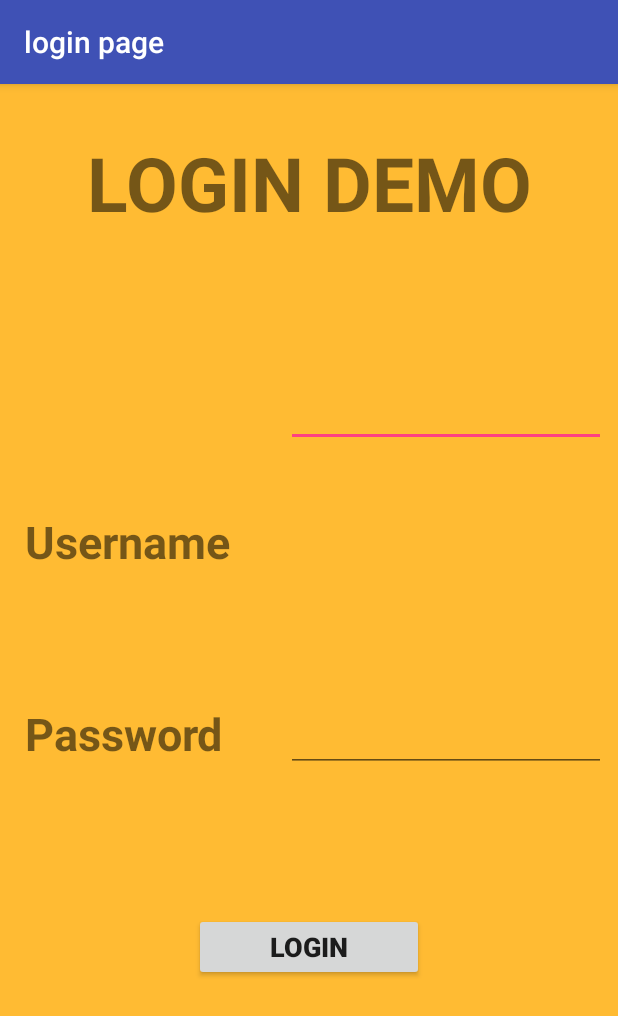
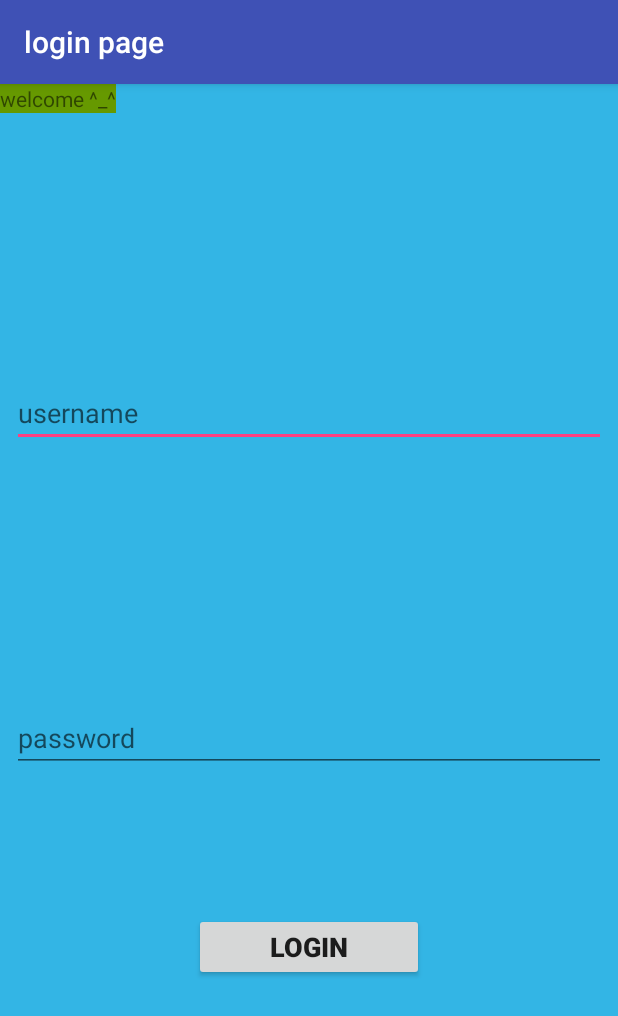
Before and after one commit to anupmrzn/loginpage, an Android app: the screen it shows after launch (MainActivity), on a phone screen of 412 x 824 dp. Shown: the top 1016 px of the screen. Run offline under Robolectric (Android 15) with nearby library versions, the phone set to English and light mode, and no system bars.

Commit message:
first commit

```diff
--- a/AndroidStudioProjects/loginpage/app/src/main/java/com/example/user/loginpage/MainActivity.java
+++ b/AndroidStudioProjects/loginpage/app/src/main/java/com/example/user/loginpage/MainActivity.java
@@ -5,14 +5,15 @@ import android.os.Bundle;
 import android.view.View;
 import android.widget.Button;
 import android.widget.EditText;
-import android.widget.TextView;
+import android.widget.Toast;
 
 public class MainActivity extends AppCompatActivity {
     EditText username;
     EditText password;
-    TextView textView;
-    TextView textView2;
-    TextView textView3;
+
+    private String etusername;
+    private String etpassword;
+
     Button login;
 
 
@@ -20,17 +21,44 @@ public class MainActivity extends AppCompatActivity {
     protected void onCreate(Bundle savedInstanceState) {
         super.onCreate(savedInstanceState);
         setContentView(R.layout.activity_main);
-        username = (EditText)findViewById(R.id.username);
-        password = (EditText)findViewById(R.id.password);
-        login = (Button)findViewById(R.id.login);
-        login.setOnClickListener(View );
-        textView = (TextView)findViewById(R.id.textView);
-        textView2 = (TextView)findViewById(R.id.textView2);
-        textView3 = (TextView)findViewById(R.id,textView3);
-    }
-    public void setLogin(){
-        username = username.getText().toString().trim();
-        password = password.getText().toString().trim();
+        EditText editTextUserName = (EditText) findViewById(R.id.user);
+        etusername = editTextUserName.getText().toString();
+        EditText editTextPassword = (EditText)findViewById(R.id.pass);
+        etpassword = editTextPassword.getText().toString();
+        login = (Button) findViewById(R.id.Lo);
+
+        login.setOnClickListener(new View.OnClickListener() {
+            @Override
+            public void onClick(View view) {
+                setLogin();
+            }
+        });
+
+
 
     }
+
+    public void setLogin() {
+        etusername = username.getText().toString().trim();
+        etpassword = password.getText().toString().trim();
+        if (!validate()){
+            Toast.makeText(this,"Invalid Name",Toast.LENGTH_SHORT).show();
+        }else{
+            onSignupSuccess();
+        }
+
+
+    }
+    public boolean validate(){
+        boolean valid = true;
+        if (etpassword.isEmpty() || etusername.isEmpty()) {
+            Toast.makeText(this, "Invalid Name", Toast.LENGTH_SHORT).show();
+            valid = false;
+        }
+        return valid;
+
+    }
+    public void onSignupSuccess(){
+        //TODO WHAT WILL GO AFTER SIGHNUP
+    }
 }
--- a/AndroidStudioProjects/loginpage/app/src/main/res/layout/activity_main.xml
+++ b/AndroidStudioProjects/loginpage/app/src/main/res/layout/activity_main.xml
@@ -4,21 +4,22 @@
     xmlns:tools="http://schemas.android.com/tools"
     android:layout_width="match_parent"
     android:layout_height="match_parent"
-    android:background="@android:color/holo_orange_light"
+    android:background="@android:color/holo_blue_light"
+
     tools:context="com.example.user.loginpage.MainActivity">
 
 
     <EditText
-        android:id="@+id/username"
-        android:layout_width="wrap_content"
+        android:id="@+id/user"
+        android:layout_width="0dp"
         android:layout_height="wrap_content"
         android:layout_marginBottom="8dp"
         android:layout_marginEnd="8dp"
         android:layout_marginStart="8dp"
         android:layout_marginTop="172dp"
         android:ems="10"
+        android:hint="@string/hello"
         android:inputType="textPersonName"
-        android:visibility="visible"
         app:layout_constraintBottom_toBottomOf="parent"
         app:layout_constraintEnd_toEndOf="parent"
         app:layout_constraintHorizontal_bias="1.0"
@@ -27,14 +28,15 @@
         app:layout_constraintVertical_bias="0.045" />
 
     <EditText
-        android:id="@+id/password"
-        android:layout_width="wrap_content"
+        android:id="@+id/pass"
+        android:layout_width="0dp"
         android:layout_height="wrap_content"
         android:layout_marginBottom="8dp"
         android:layout_marginEnd="8dp"
         android:layout_marginStart="8dp"
         android:layout_marginTop="8dp"
         android:ems="10"
+        android:hint="password"
         android:inputType="textPassword"
         android:visibility="visible"
         app:layout_constraintBottom_toBottomOf="parent"
@@ -44,47 +46,8 @@
         app:layout_constraintTop_toTopOf="parent"
         app:layout_constraintVertical_bias="0.574" />
 
-    <TextView
-        android:id="@+id/textView"
-        android:layout_width="140dp"
-        android:layout_height="42dp"
-        android:layout_marginBottom="8dp"
-        android:layout_marginEnd="8dp"
-        android:layout_marginStart="8dp"
-        android:layout_marginTop="8dp"
-        android:text="Username"
-        android:textSize="30sp"
-        android:textStyle="bold"
-        android:visibility="visible"
-        app:layout_constraintBottom_toBottomOf="parent"
-        app:layout_constraintEnd_toEndOf="parent"
-        app:layout_constraintHorizontal_bias="0.035"
-        app:layout_constraintStart_toStartOf="parent"
-        app:layout_constraintTop_toTopOf="parent"
-        app:layout_constraintVertical_bias="0.39" />
-
-    <TextView
-        android:id="@+id/textView2"
-        android:layout_width="136dp"
-        android:layout_height="45dp"
-        android:layout_marginBottom="8dp"
-        android:layout_marginEnd="8dp"
-        android:layout_marginStart="8dp"
-        android:layout_marginTop="8dp"
-        android:text="Password"
-        android:textSize="30sp"
-        android:textStyle="bold"
-        android:visibility="visible"
-        app:layout_constraintBottom_toBottomOf="parent"
-        app:layout_constraintEnd_toEndOf="parent"
-        app:layout_constraintHorizontal_bias="0.034"
-        app:layout_constraintStart_toStartOf="parent"
-        app:layout_constraintTop_toTopOf="parent"
-        app:layout_constraintVertical_bias="0.573"
-        tools:textColorLink="@android:color/background_dark" />
-
     <Button
-        android:id="@+id/login"
+        android:id="@+id/Lo"
         android:layout_width="153dp"
         android:layout_height="45dp"
         android:layout_marginBottom="8dp"
@@ -103,22 +66,13 @@
         tools:background="@android:color/holo_blue_dark" />
 
     <TextView
-        android:id="@+id/textView3"
-        android:layout_width="359dp"
-        android:layout_height="111dp"
-        android:layout_marginBottom="8dp"
-        android:layout_marginEnd="8dp"
-        android:layout_marginStart="8dp"
-        android:layout_marginTop="8dp"
-        android:text="LOGIN DEMO"
-        android:textAlignment="center"
-        android:textSize="50sp"
-        android:textStyle="bold"
-        android:visibility="visible"
-        app:layout_constraintBottom_toBottomOf="parent"
-        app:layout_constraintEnd_toEndOf="parent"
-        app:layout_constraintStart_toStartOf="parent"
-        app:layout_constraintTop_toTopOf="parent"
-        app:layout_constraintVertical_bias="0.037" />
+        android:id="@+id/textView"
+        android:layout_width="wrap_content"
+        android:layout_height="wrap_content"
+        android:text="welcome ^_^"
+        android:background="@android:color/holo_green_dark"
+        tools:layout_editor_absoluteX="163dp"
+        tools:layout_editor_absoluteY="31dp" />
+
 
 </android.support.constraint.ConstraintLayout>
--- a/AndroidStudioProjects/loginpage/app/src/main/res/values/strings.xml
+++ b/AndroidStudioProjects/loginpage/app/src/main/res/values/strings.xml
@@ -1,3 +1,5 @@
 <resources>
     <string name="app_name">login page</string>
+    <string name="hello">username</string>
+
 </resources>
--- /dev/null
+++ b/AndroidStudioProjects/loginpage/build.gradle
@@ -0,0 +1,27 @@
+// Top-level build file where you can add configuration options common to all sub-projects/modules.
+
+buildscript {
+
+    repositories {
+        google()
+        jcenter()
+    }
+    dependencies {
+        classpath 'com.android.tools.build:gradle:3.0.0'
+
+
+        // NOTE: Do not place your application dependencies here; they belong
+        // in the individual module build.gradle files
+    }
+}
+
+allprojects {
+    repositories {
+        google()
+        jcenter()
+    }
+}
+
+task clean(type: Delete) {
+    delete rootProject.buildDir
+}
--- /dev/null
+++ b/AndroidStudioProjects/loginpage/gradle.properties
@@ -0,0 +1,17 @@
+# Project-wide Gradle settings.
+
+# IDE (e.g. Android Studio) users:
+# Gradle settings configured through the IDE *will override*
+# any settings specified in this file.
+
+# For more details on how to configure your build environment visit
+# http://www.gradle.org/docs/current/userguide/build_environment.html
+
+# Specifies the JVM arguments used for the daemon process.
+# The setting is particularly useful for tweaking memory settings.
+org.gradle.jvmargs=-Xmx1536m
+
+# When configured, Gradle will run in incubating parallel mode.
+# This option should only be used with decoupled projects. More details, visit
+# http://www.gradle.org/docs/current/userguide/multi_project_builds.html#sec:decoupled_projects
+# org.gradle.parallel=true
--- /dev/null
+++ b/AndroidStudioProjects/loginpage/settings.gradle
@@ -0,0 +1 @@
+include ':app'
```
Also changed, not shown: AndroidStudioProjects/loginpage/gradle/wrapper/gradle-wrapper.properties (added), 4 other files.
